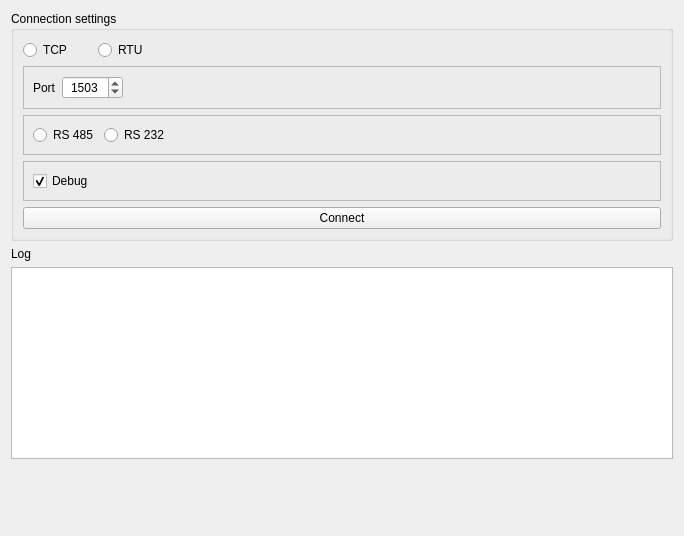
Before: the Qt Designer form src/server_form.ui in ipeperko/modbus-tester, drawn with Qt 5.
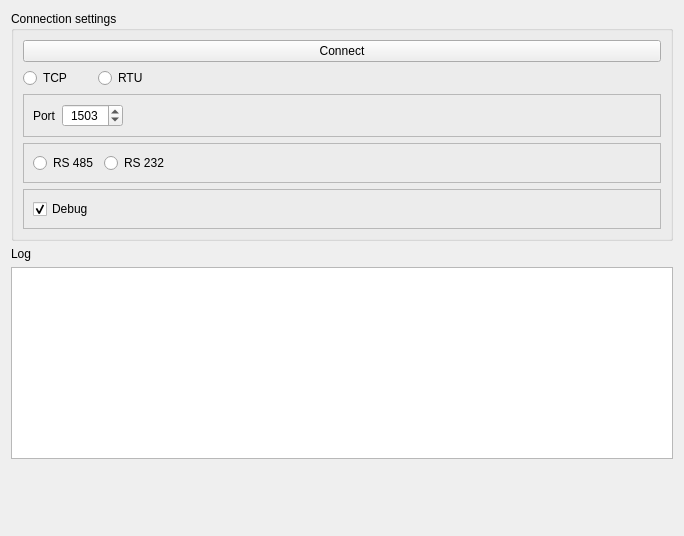
After: the same form once the commit is applied. Custom widgets are drawn as their Qt base class.

Commit message: Connect button icon

```diff
--- a/src/server_form.ui
+++ b/src/server_form.ui
@@ -20,6 +20,31 @@
       <string>Connection settings</string>
      </property>
      <layout class="QVBoxLayout" name="verticalLayout_5">
+      <item>
+       <widget class="pushbutton_play_stop" name="pushButton_Connect">
+        <property name="sizePolicy">
+         <sizepolicy hsizetype="Expanding" vsizetype="Fixed">
+          <horstretch>0</horstretch>
+          <verstretch>0</verstretch>
+         </sizepolicy>
+        </property>
+        <property name="minimumSize">
+         <size>
+          <width>0</width>
+          <height>0</height>
+         </size>
+        </property>
+        <property name="maximumSize">
+         <size>
+          <width>16777215</width>
+          <height>16777215</height>
+         </size>
+        </property>
+        <property name="text">
+         <string>Connect</string>
+        </property>
+       </widget>
+      </item>
       <item>
        <layout class="QHBoxLayout" name="horizontalLayout_3">
         <item>
@@ -205,31 +230,6 @@
         </layout>
        </widget>
       </item>
-      <item>
-       <widget class="QPushButton" name="pushButton_Connect">
-        <property name="sizePolicy">
-         <sizepolicy hsizetype="Expanding" vsizetype="Fixed">
-          <horstretch>0</horstretch>
-          <verstretch>0</verstretch>
-         </sizepolicy>
-        </property>
-        <property name="minimumSize">
-         <size>
-          <width>0</width>
-          <height>0</height>
-         </size>
-        </property>
-        <property name="maximumSize">
-         <size>
-          <width>16777215</width>
-          <height>16777215</height>
-         </size>
-        </property>
-        <property name="text">
-         <string>Connect</string>
-        </property>
-       </widget>
-      </item>
      </layout>
     </widget>
    </item>
@@ -264,6 +264,11 @@
    <extends>QListWidget</extends>
    <header>log_widget.h</header>
   </customwidget>
+  <customwidget>
+   <class>pushbutton_play_stop</class>
+   <extends>QPushButton</extends>
+   <header>mb_tester_common.h</header>
+  </customwidget>
  </customwidgets>
  <resources/>
  <connections/>
```
The commit also changes 7 other files.
